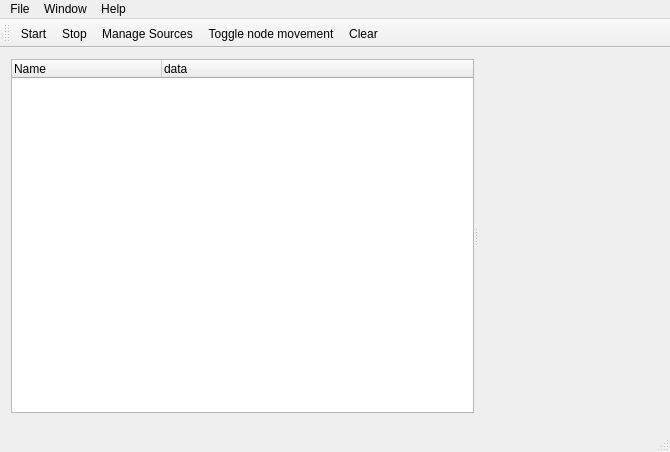
This is MainWindow.ui in cetic/foren6-gui-qt as Qt 5 draws it before an edit. The edited form follows.
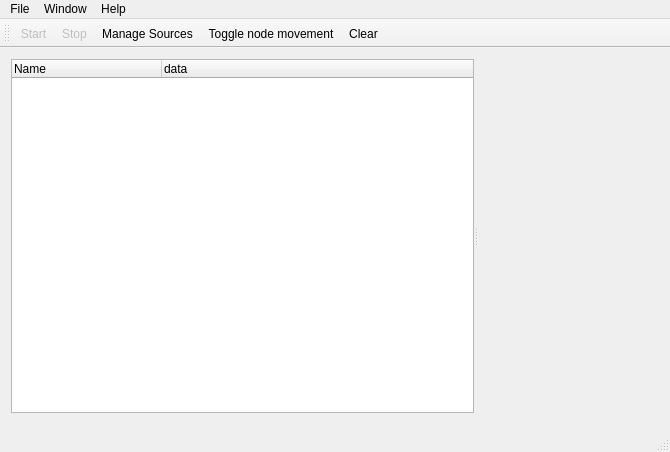
This is the edited form. Icons and pictures are not drawn. Custom widgets are drawn as their Qt base class.

Commit message: Enable/Disable Start & Stop buttons when appropriate

Patch:
```diff
--- a/MainWindow.ui
+++ b/MainWindow.ui
@@ -101,6 +101,9 @@
   </widget>
   <widget class="QStatusBar" name="statusBar"/>
   <action name="actionStart">
+   <property name="enabled">
+    <bool>false</bool>
+   </property>
    <property name="icon">
     <iconset resource="Resource.qrc">
      <normaloff>:/icons/resources/icons/play.png</normaloff>:/icons/resources/icons/play.png</iconset>
@@ -113,6 +116,9 @@
    </property>
   </action>
   <action name="actionStop">
+   <property name="enabled">
+    <bool>false</bool>
+   </property>
    <property name="icon">
     <iconset resource="Resource.qrc">
      <normaloff>:/icons/resources/icons/stop.png</normaloff>:/icons/resources/icons/stop.png</iconset>
```
The commit also changes 3 other files.
